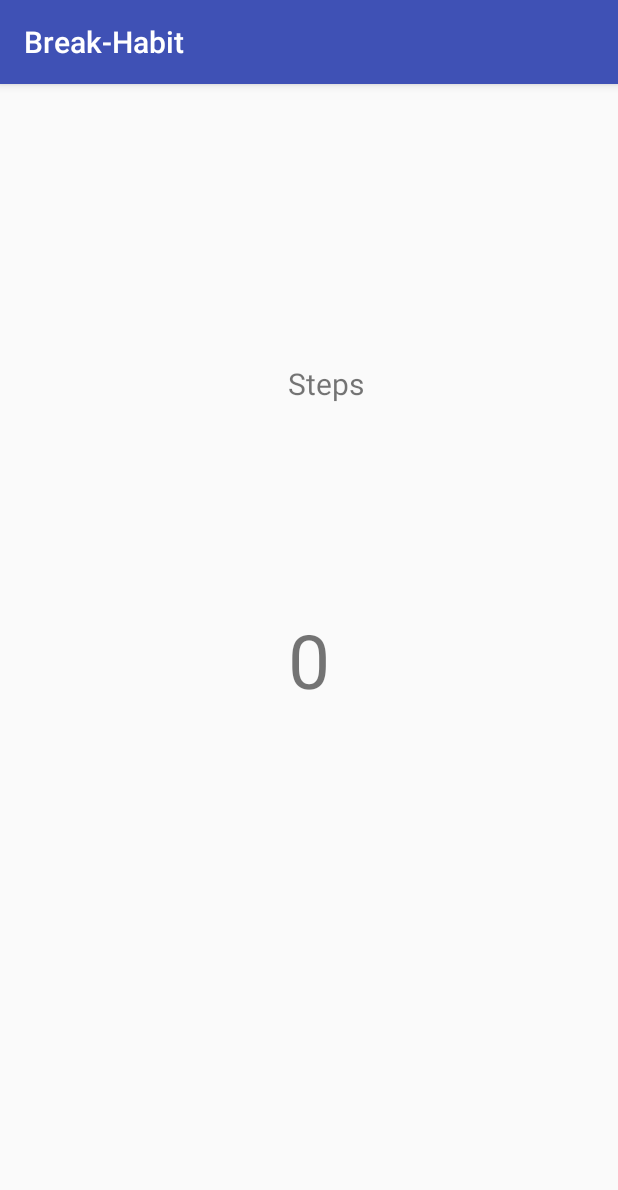
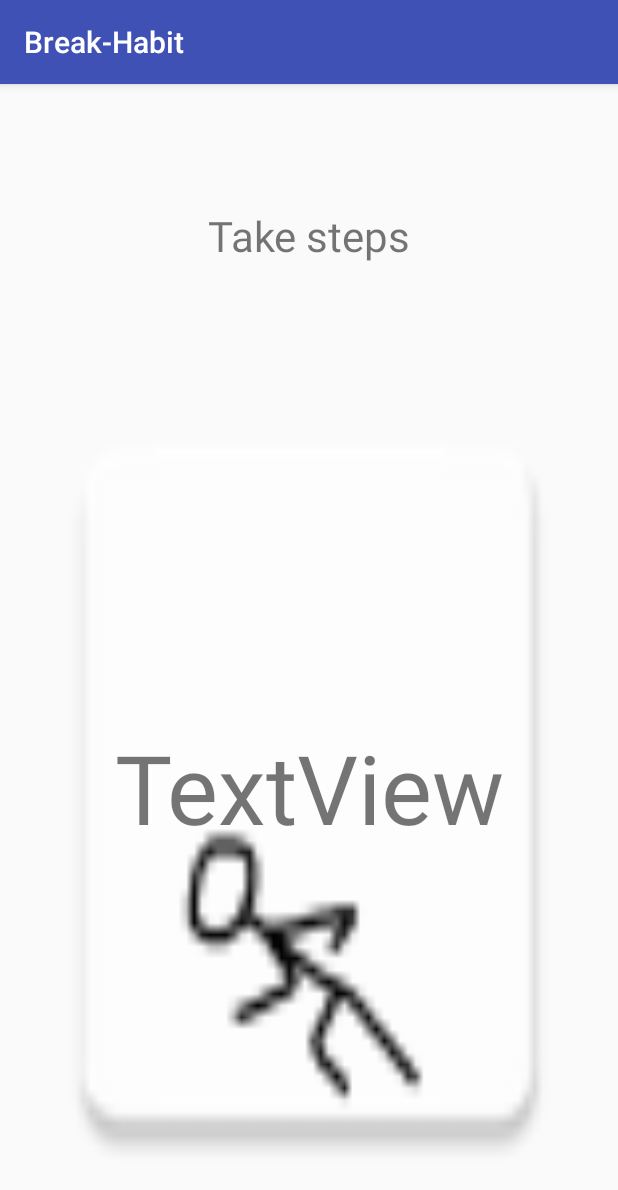
Before and after one commit to SpookyLobster/Break-Habit, an Android app: the StepActivity screen opened directly, with no data from a screen before it, on a phone screen of 412 x 824 dp. Shown: the top 1190 px of the screen. Run offline under Robolectric (Android 15) with nearby library versions, the phone set to English and light mode, and no system bars.

Commit message:
Steps background

```diff
--- a/Break-Habit/app/src/main/res/layout/activity_step.xml
+++ b/Break-Habit/app/src/main/res/layout/activity_step.xml
@@ -1,5 +1,5 @@
 <?xml version="1.0" encoding="utf-8"?>
-<RelativeLayout xmlns:android="http://schemas.android.com/apk/res/android"
+<LinearLayout xmlns:android="http://schemas.android.com/apk/res/android"
     xmlns:tools="http://schemas.android.com/tools"
     android:layout_width="match_parent"
     android:layout_height="match_parent"
@@ -7,24 +7,26 @@
     android:paddingLeft="@dimen/activity_horizontal_margin"
     android:paddingRight="@dimen/activity_horizontal_margin"
     android:paddingTop="@dimen/activity_vertical_margin"
-    tools:context="spookylobster.break_habit.StepActivity">
+    tools:context="spookylobster.break_habit.StepActivity"
+    android:orientation="vertical">
+    <TextView
+        android:text="Take steps"
+        android:textSize="28dp"
+        android:layout_width="match_parent"
+        android:layout_height="match_parent"
+        android:id="@+id/stepTV"
+        android:layout_weight="1"
+        android:gravity="center"
+        android:textAlignment="center" />
+    <TextView
+        android:text="TextView"
+        android:textSize="64dp"
+        android:layout_width="match_parent"
+        android:layout_height="match_parent"
+        android:id="@+id/stepcount"
+        android:layout_weight="0.3"
+        android:gravity="center"
+        android:textAlignment="center"
+        android:background="@mipmap/steps_background"/>
 
-    <TextView
-        android:layout_width="wrap_content"
-        android:layout_height="wrap_content"
-        android:text="Steps"
-        android:id="@+id/stepTV"
-        android:textSize="20dp"
-        android:layout_marginTop="170dp"
-        android:layout_alignParentTop="true"
-        android:layout_alignStart="@+id/stepcount" />
-
-    <TextView
-        android:layout_width="wrap_content"
-        android:layout_height="wrap_content"
-        android:text="0"
-        android:textSize="50dp"
-        android:id="@+id/stepcount"
-        android:layout_centerVertical="true"
-        android:layout_centerHorizontal="true" />
-</RelativeLayout>
+</LinearLayout>
```
Also changed, not shown: Break-Habit/app/src/main/res/mipmap-hdpi/steps_background.png (added), Break-Habit/app/src/main/res/mipmap-mdpi/steps_background.png (added), Break-Habit/app/src/main/res/mipmap-xhdpi/steps_background.png (added), Break-Habit/app/src/main/res/mipmap-xxhdpi/steps_background.png (added), Break-Habit/app/src/main/res/mipmap-xxxhdpi/steps_background.png (added), Break-Habit/app/src/main/steps_background-web.png (added), 2 other files.
